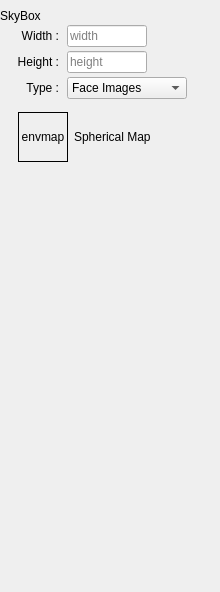
Qt form src/plugins/skybox/skyboxproperties.ui (pniekamp/datum-studio) before a commit.
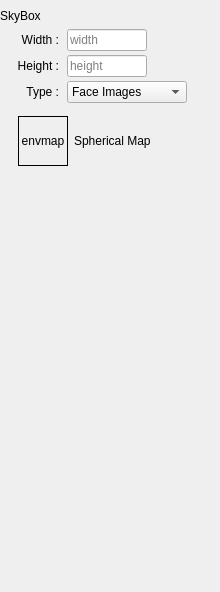
The same form after that commit. Custom widgets are drawn as their Qt base class.

What changed in the file:
```diff
--- a/src/plugins/skybox/skyboxproperties.ui
+++ b/src/plugins/skybox/skyboxproperties.ui
@@ -100,7 +100,7 @@
            <number>9</number>
           </property>
           <property name="topMargin">
-           <number>2</number>
+           <number>6</number>
           </property>
           <property name="rightMargin">
            <number>9</number>
@@ -108,23 +108,7 @@
           <property name="bottomMargin">
            <number>12</number>
           </property>
-          <item row="1" column="0">
-           <widget class="QLabel" name="WidthLabel">
-            <property name="minimumSize">
-             <size>
-              <width>50</width>
-              <height>0</height>
-             </size>
-            </property>
-            <property name="text">
-             <string>Width :</string>
-            </property>
-            <property name="alignment">
-             <set>Qt::AlignRight|Qt::AlignTrailing|Qt::AlignVCenter</set>
-            </property>
-           </widget>
-          </item>
-          <item row="1" column="1">
+          <item row="0" column="1">
            <widget class="QLineEdit" name="Width">
             <property name="sizePolicy">
              <sizepolicy hsizetype="Preferred" vsizetype="Fixed">
@@ -143,7 +127,42 @@
             </property>
            </widget>
           </item>
-          <item row="2" column="0">
+          <item row="1" column="1">
+           <widget class="QLineEdit" name="Height">
+            <property name="sizePolicy">
+             <sizepolicy hsizetype="Preferred" vsizetype="Fixed">
+              <horstretch>0</horstretch>
+              <verstretch>0</verstretch>
+             </sizepolicy>
+            </property>
+            <property name="maximumSize">
+             <size>
+              <width>80</width>
+              <height>16777215</height>
+             </size>
+            </property>
+            <property name="placeholderText">
+             <string>height</string>
+            </property>
+           </widget>
+          </item>
+          <item row="0" column="0">
+           <widget class="QLabel" name="WidthLabel">
+            <property name="minimumSize">
+             <size>
+              <width>50</width>
+              <height>0</height>
+             </size>
+            </property>
+            <property name="text">
+             <string>Width :</string>
+            </property>
+            <property name="alignment">
+             <set>Qt::AlignRight|Qt::AlignTrailing|Qt::AlignVCenter</set>
+            </property>
+           </widget>
+          </item>
+          <item row="1" column="0">
            <widget class="QLabel" name="HeightLabel">
             <property name="minimumSize">
              <size>
@@ -160,41 +179,6 @@
            </widget>
           </item>
           <item row="2" column="1">
-           <widget class="QLineEdit" name="Height">
-            <property name="sizePolicy">
-             <sizepolicy hsizetype="Preferred" vsizetype="Fixed">
-              <horstretch>0</horstretch>
-              <verstretch>0</verstretch>
-             </sizepolicy>
-            </property>
-            <property name="maximumSize">
-             <size>
-              <width>80</width>
-              <height>16777215</height>
-             </size>
-            </property>
-            <property name="placeholderText">
-             <string>height</string>
-            </property>
-           </widget>
-          </item>
-          <item row="3" column="0">
-           <widget class="QLabel" name="TypeLabel">
-            <property name="minimumSize">
-             <size>
-              <width>50</width>
-              <height>0</height>
-             </size>
-            </property>
-            <property name="text">
-             <string>Type :</string>
-            </property>
-            <property name="alignment">
-             <set>Qt::AlignRight|Qt::AlignTrailing|Qt::AlignVCenter</set>
-            </property>
-           </widget>
-          </item>
-          <item row="3" column="1">
            <widget class="QcComboBox" name="Type">
             <property name="maximumSize">
              <size>
@@ -214,7 +198,23 @@
             </item>
            </widget>
           </item>
-          <item row="4" column="0" colspan="2">
+          <item row="2" column="0">
+           <widget class="QLabel" name="TypeLabel">
+            <property name="minimumSize">
+             <size>
+              <width>50</width>
+              <height>0</height>
+             </size>
+            </property>
+            <property name="text">
+             <string>Type :</string>
+            </property>
+            <property name="alignment">
+             <set>Qt::AlignRight|Qt::AlignTrailing|Qt::AlignVCenter</set>
+            </property>
+           </widget>
+          </item>
+          <item row="3" column="0" colspan="2">
            <widget class="QStackedWidget" name="Stack">
             <property name="currentIndex">
              <number>1</number>
```
